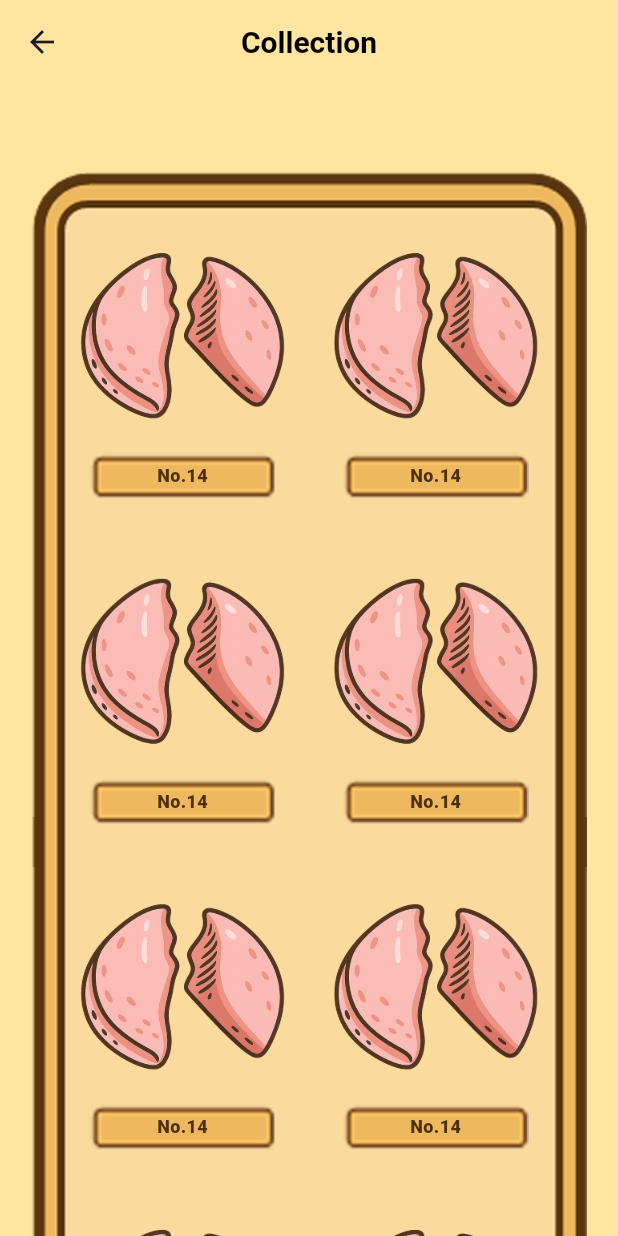
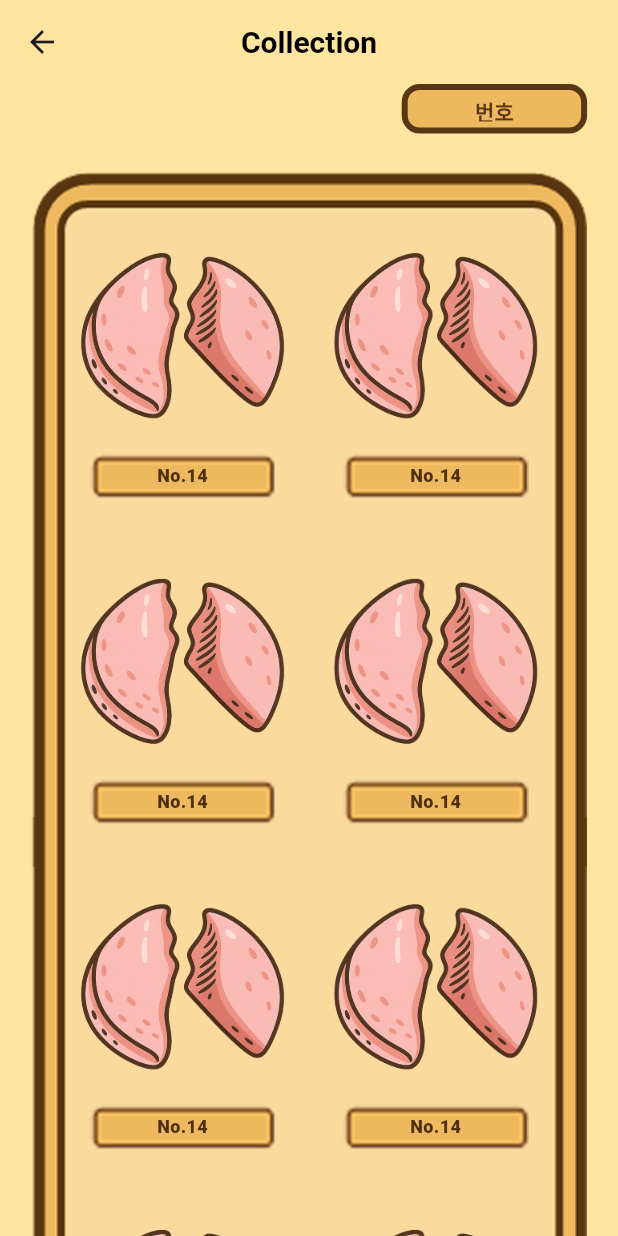
Before and after one commit to corangg/Cookie, a Flutter app: the _CollectionBody screen opened directly, on a phone screen of 412 x 824 dp. Run offline on Flutter 3.47's test engine with Material 3 defaults, Android fonts, the phone set to English and light mode, and no system bars; our stand-ins replace drift, get_it; accounts and stored records are empty; generated files the repository leaves out were written again.

Commit message:
Add: Custom 드롭다운 스피너 추가

```diff
--- a/lib/screen/collection_screen.dart
+++ b/lib/screen/collection_screen.dart
@@ -1,8 +1,10 @@
 import 'package:cookie/di/injection.dart';
 import 'package:cookie/viewmodel/collection_view_model.dart';
 import 'package:cookie/widgets/collection_background_widget.dart';
+import 'package:core/util/pair.dart';
 import 'package:core/values/app_color.dart';
 import 'package:core/values/app_string.dart';
+import 'package:core/widgets/spinner_widget.dart';
 import 'package:flutter/material.dart';
 import 'package:provider/provider.dart';
 
@@ -61,13 +63,12 @@ class _CollectionBodyState extends State<_CollectionBody> with SingleTickerProvi
     final screenHeight = MediaQuery.of(context).size.height;
     return Stack(
       children: [
-        /*Align(
-          alignment: Alignment.bottomCenter,       // 가로: 오른쪽, 세로: 중앙
-          child: Image.asset(
-            AppAssets.imgCollectionBackgroundTop,
-            fit: BoxFit.fitHeight,
-          ),
-        ),*/
+        Positioned(
+          top: 0,
+            right: screenWidth*0.05,
+            child: Container(
+              child: _collectionViewTypeSpinner(screenWidth,screenHeight),
+            )),
         Positioned(
             top: screenHeight * 0.07,
             left: 0,
@@ -77,4 +78,34 @@ class _CollectionBodyState extends State<_CollectionBody> with SingleTickerProvi
       ],
     );
   }
+
+
+  Widget _collectionViewTypeSpinner(double screenWidth,double screenHeight) {
+    final List<String> viewTypeList = ['번호', '획득 날짜'];
+    return DropDownWidget(
+      dropdownList: viewTypeList,
+      dropdownBoxPadding: Pair(12, 4),
+      dropdownBoxColor: AppColor.spinnerBackground,
+      dropdownBoxBorderColor: AppColor.bottomNavigationBarBorder,
+      dropdownBoxBorderWidth: 4,
+      dropdownBoxBorderRadius: 12,
+      dropdownBoxWidth: screenWidth * 0.3,
+      dropdownBoxHeight: screenHeight * 0.04,
+      isIcon: false,
+      itemBackgroundColor: AppColor.spinnerBackground,
+      itemBorderColor: AppColor.bottomNavigationBarBorder,
+      dropdownBoxTextSize: 14,
+      dropdownBoxTextColor: AppColor.bottomNavigationBarBorder,
+      dropdownBoxTextWeight: FontWeight.w900,
+      dropdownListMaxHeight: 200,
+      dropdownListRadius: 12,
+      dropdownItemWidth: screenWidth * 0.3,
+      dropdownItemHeight: 40,
+      dropdownItemTextSize: 14,
+      dropdownItemTextColor: AppColor.bottomNavigationBarBorder,
+      dropdownItemTextWeight: FontWeight.w900,
+      selectItemIconColor: AppColor.bottomNavigationBarBorder,
+      selectItemIconSize: 14,
+    );
+  }
 }
--- /dev/null
+++ b/packages/core/lib/util/pair.dart
@@ -0,0 +1,16 @@
+class Pair<A, B> {
+  final A first;
+  final B second;
+
+  const Pair(this.first, this.second);
+
+  @override
+  bool operator ==(Object other) =>
+      other is Pair<A, B> && other.first == first && other.second == second;
+
+  @override
+  int get hashCode => Object.hash(first, second);
+
+  @override
+  String toString() => 'Pair($first, $second)';
+}
--- a/packages/core/lib/values/app_color.dart
+++ b/packages/core/lib/values/app_color.dart
@@ -9,4 +9,6 @@ class AppColor {
   static const bottomNavigationBarIconBackground = Color(0xFFF5B82B);
   static const bottomNavigationBarIcon = Color(0xFFF5B82B);
   static const bottomNavigationBarBorder = Color(0xFF593714);
+
+  static const spinnerBackground = Color(0xFFEEB85E);
 }
--- /dev/null
+++ b/packages/core/lib/widgets/spinner_widget.dart
@@ -0,0 +1,263 @@
+import 'package:core/util/pair.dart';
+import 'package:flutter/material.dart';
+
+class DropDownWidget extends StatefulWidget {
+  final List<String> dropdownList;
+  final Pair<double, double> dropdownBoxPadding;
+  final Color dropdownBoxColor;
+  final Color dropdownBoxBorderColor;
+  final double dropdownBoxBorderWidth;
+  final double dropdownBoxBorderRadius;
+  final double dropdownBoxHeight;
+  final double dropdownBoxWidth;
+  final double dropdownBoxTextSize;
+  final Color dropdownBoxTextColor;
+  final FontWeight dropdownBoxTextWeight;
+  final bool isIcon;
+  final IconData iconData;
+  final Color iconColor;
+  final Color itemBackgroundColor;
+  final Color itemBorderColor;
+  final double itemBorderWidth;
+  final double dropdownListMaxHeight;
+  final double dropdownItemWidth;
+  final double dropdownItemHeight;
+  final double dropdownListRadius;
+  final double dropdownItemTextSize;
+  final Color dropdownItemTextColor;
+  final FontWeight dropdownItemTextWeight;
+  final Color selectItemIconColor;
+  final IconData selectItemIcon;
+  final double selectItemIconSize;
+
+  const DropDownWidget({
+    super.key,
+    required this.dropdownList,
+    this.dropdownBoxPadding = const Pair(12.0, 4.0),
+    this.dropdownBoxColor = const Color(0xFFFFFFFF),
+    this.dropdownBoxBorderColor = const Color(0xFFFFFFFF),
+    this.dropdownBoxBorderWidth = 4.0,
+    this.dropdownBoxBorderRadius = 12.0,
+    this.dropdownBoxHeight = 40.0,
+    this.dropdownBoxWidth = 100.0,
+    this.isIcon = false,
+    this.iconData = Icons.keyboard_arrow_down,
+    this.iconColor = const Color(0xFF000000),
+    this.itemBackgroundColor = const Color(0xFFFFFFFF),
+    this.itemBorderColor = const Color(0xFF000000),
+    this.itemBorderWidth = 4.0,
+    this.dropdownBoxTextSize = 14.0,
+    this.dropdownBoxTextColor = const Color(0xFF000000),
+    this.dropdownBoxTextWeight = FontWeight.bold,
+    this.dropdownListMaxHeight = 200,
+    this.dropdownItemWidth = 80,
+    this.dropdownItemHeight = 40,
+    this.dropdownListRadius = 12.0,
+    this.dropdownItemTextSize = 14.0,
+    this.dropdownItemTextColor = const Color(0xFF000000),
+    this.dropdownItemTextWeight = FontWeight.bold,
+    this.selectItemIconColor = const Color(0xFF000000),
+    this.selectItemIcon = Icons.check,
+    this.selectItemIconSize = 14,
+  });
+
+  @override
+  State<DropDownWidget> createState() => _SpinnerWidget();
+}
+
+class _SpinnerWidget extends State<DropDownWidget> {
+  final GlobalKey _buttonKey = GlobalKey();
+  OverlayEntry? _overlayEntry;
+  late String _selectedValue;
+
+  @override
+  void initState() {
+    super.initState();
+    _selectedValue = widget.dropdownList.first;
+  }
+
+  @override
+  Widget build(BuildContext context) {
+    return _buildDropdown();
+  }
+
+  Widget _buildDropdown() {
+    return SizedBox(
+        width: widget.dropdownBoxWidth,
+        height: widget.dropdownBoxHeight,
+        child: GestureDetector(
+            key: _buttonKey,
+            child: _dropdownBox(),
+            onTap: () {
+              _showOverlay();
+            }
+        )
+    );
+  }
+
+  Widget _dropdownBox() {
+    return Container(
+      padding: EdgeInsets.symmetric(
+        horizontal: widget.dropdownBoxPadding.first,
+        vertical: widget.dropdownBoxPadding.second,
+      ),
+      decoration: BoxDecoration(
+        color: widget.dropdownBoxColor,
+        border: Border.all(color: widget.dropdownBoxBorderColor, width: widget.dropdownBoxBorderWidth),
+        borderRadius: BorderRadius.circular(widget.dropdownBoxBorderRadius),
+      ),
+      child: Row(
+        mainAxisSize: MainAxisSize.min,
+        mainAxisAlignment: MainAxisAlignment.center,
+        children: [
+          Text(
+            _selectedValue,
+            style: TextStyle(
+              fontSize: widget.dropdownBoxTextSize,
+              color: widget.dropdownBoxTextColor,
+              fontWeight: widget.dropdownBoxTextWeight,
+            ),
+          ),
+          if (widget.isIcon) ...[
+            const SizedBox(width: 4),
+            Icon(widget.iconData, color: widget.iconColor),
+          ],
+        ],
+      ),
+    );
+  }
+
+  void _showOverlay() {
+    final RenderBox button = _buttonKey.currentContext!.findRenderObject() as RenderBox;
+    final Size size = button.size;
+    final Offset offset = button.localToGlobal(Offset.zero);
+
+    if (_overlayEntry != null) {
+      _overlayEntry!.remove();
+      _overlayEntry = null;
+      return;
+    }
+
+    _overlayEntry = OverlayEntry(builder: (context) {
+      return Stack(
+        children: [
+          Positioned.fill(
+            child: GestureDetector(
+              behavior: HitTestBehavior.translucent,
+              onTap: () {
+                _overlayEntry?.remove();
+                _overlayEntry = null;
+              },
+            ),
+          ),
+          _dropdownList(offset, size)
+        ],
+      );
+    });
+    Overlay.of(context).insert(_overlayEntry!);
+  }
+
+  Widget _dropdownList(Offset offset, Size size) {
+    return Positioned(left: offset.dx,
+      top: offset.dy + size.height,
+      width: widget.dropdownItemWidth,
+      child: Material(
+        elevation: 4,
+        color: Colors.transparent,
+        child: ConstrainedBox(
+            constraints: BoxConstraints(maxHeight: widget.dropdownListMaxHeight),
+            child: _drawListView()
+        )
+      )
+    );
+  }
+
+  BoxDecoration _setDropdownListDecoration(){
+    return BoxDecoration(
+      color: widget.itemBackgroundColor,
+      borderRadius: BorderRadius.circular(8),
+      border: Border.all(color: widget.itemBorderColor,
+          width: widget.itemBorderWidth),
+    );
+  }
+
+  Widget _drawListView(){
+    return Container(
+      decoration: _setDropdownListDecoration(),
+      child: ListView.builder(
+        padding: EdgeInsets.zero,
+        shrinkWrap: true,
+        itemCount: widget.dropdownList.length,
+        itemBuilder: (context, index) {
+          final item = widget.dropdownList[index];
+          final bool isSelected = item == _selectedValue;
+          return InkWell(
+            onTap: () {
+              setState(() => _selectedValue = item);
+              _overlayEntry?.remove();
+              _overlayEntry = null;
+            },
+            child: _drawItem(isSelected, item)
+          );
+        },
+      ),
+    );
+  }
+
+  Widget _drawItem(bool isSelected, String itemString){
+    return SizedBox(
+      width: widget.dropdownItemWidth,
+      height: widget.dropdownItemHeight,
+      child: LayoutBuilder(
+        builder: (context, constraints) {
+          final iconOffsetX = getIconOffsetX(constraints, itemString);
+          return Stack(
+            children: [
+              Align(
+                alignment: Alignment.center,
+                child: Text(
+                  itemString,
+                  style: TextStyle(
+                    fontSize: widget.dropdownItemTextSize,
+                    color: widget.dropdownItemTextColor,
+                    fontWeight: widget.dropdownItemTextWeight,
+                  ),
+                ),
+              ),
+
+              if (isSelected)
+                Align(
+                  alignment: FractionalOffset(iconOffsetX, 0.5),
+                  child: Icon(
+                    widget.selectItemIcon,
+                    size: widget.selectItemIconSize,
+                    color: widget.selectItemIconColor,
+                  ),
+                ),
+            ],
+          );
+        },
+      ),
+    );
+  }
+
+  double getIconOffsetX(BoxConstraints constraints, String itemString) {
+    final totalWidth = constraints.maxWidth;
+    final textPainter = TextPainter(
+      text: TextSpan(
+        text: itemString,
+        style: TextStyle(
+          fontSize: widget.dropdownItemTextSize,
+          color: widget.dropdownItemTextColor,
+          fontWeight: widget.dropdownItemTextWeight,
+        ),
+      ),
+      textDirection: TextDirection.ltr,
+    )
+      ..layout(minWidth: 0, maxWidth: totalWidth);
+    final textWidth = textPainter.width;
+    final margin = 12.0;
+    final iconX = (totalWidth - textWidth) / 2 - margin - widget.selectItemIconSize;
+    return (iconX / totalWidth).clamp(0.0, 1.0);
+  }
+}
```
